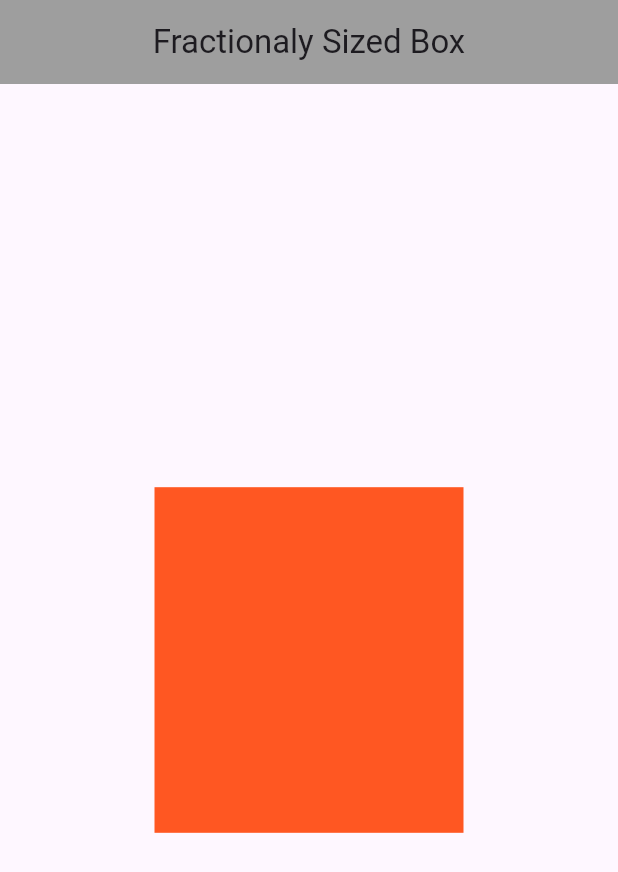
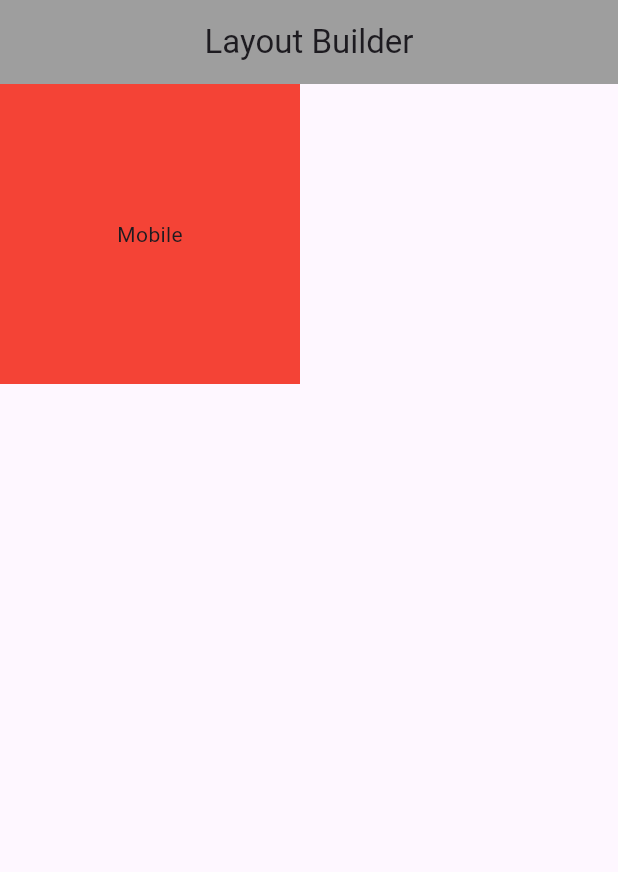
Before and after one commit to shamim2810/flutter_rabbil_class, a Flutter app: the screen it shows after launch, on a phone screen of 412 x 824 dp. Shown: the top 872 px of the screen. Run offline on Flutter 3.47's test engine with Material 3 defaults, Android fonts, the light colour scheme and no system bars.

Commit message:
Layout Builder

```diff
--- a/lib/home_screen.dart
+++ b/lib/home_screen.dart
@@ -7,18 +7,29 @@ class HomeScreen extends StatelessWidget {
   Widget build(BuildContext context) {
     return Scaffold(
       appBar: AppBar(
-        title: const Text('Fractionaly Sized Box'),
+        title: const Text('Layout Builder'),
         centerTitle: true,
         backgroundColor: Colors.grey,
       ),
-      body: Center(
-        child: FractionallySizedBox(
-          widthFactor: 0.5,
-          heightFactor: 0.3,
-          child: Container(
-            color: Colors.deepOrange,
-          ),
-        ),
+      body: LayoutBuilder(
+          builder: (BuildContext context, BoxConstraints boxConstraints){
+            if(boxConstraints.maxWidth > 600){
+              return Container(
+                height: 600,
+                width: 600,
+                color: Colors.green,
+                child: const Center(child: Text('Desktop'),),
+              );
+            }
+            else{
+              return Container(
+                height: 200,
+                width: 200,
+                color: Colors.red,
+                child: const Center(child: Text('Mobile'),),
+              );
+            }
+          }
       ),
     );
   }
--- a/lib/main.dart
+++ b/lib/main.dart
@@ -11,7 +11,7 @@ class MyApp extends StatelessWidget {
   @override
   Widget build(BuildContext context) {
     return MaterialApp(
-      debugShowCheckedModeBanner: false,
+
       home: HomeScreen(),
     );
   }
```
